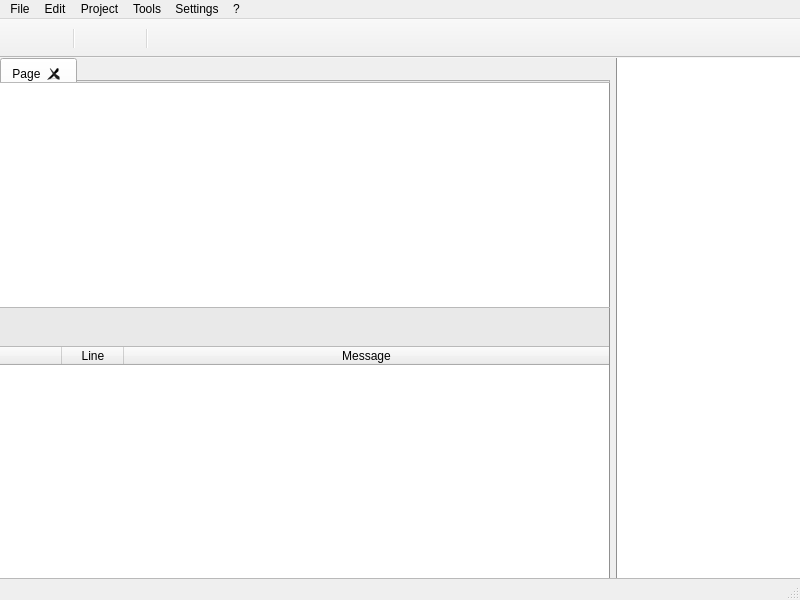
Qt form resources/UI/MainWindow.ui (pokedude9/AwesomeScriptEditor) before a commit.
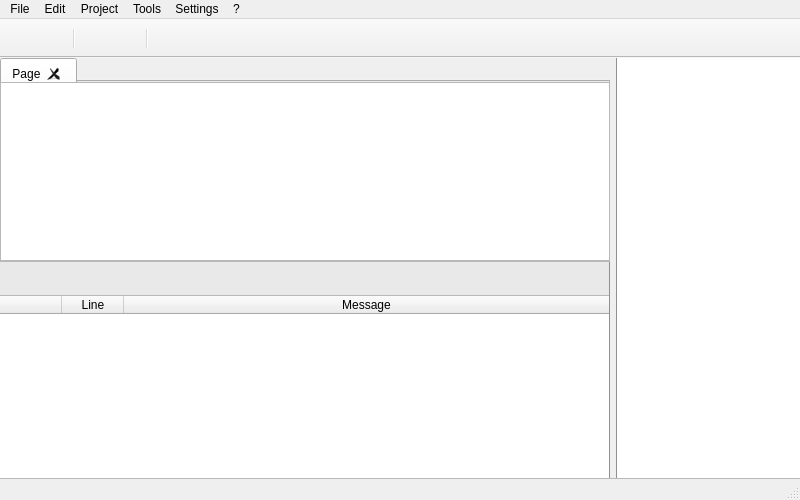
The same form after that commit. Icons and pictures are not drawn. Custom widgets are drawn as their Qt base class.

```diff
--- a/resources/UI/MainWindow.ui
+++ b/resources/UI/MainWindow.ui
@@ -7,13 +7,13 @@
     <x>0</x>
     <y>0</y>
     <width>800</width>
-    <height>600</height>
+    <height>500</height>
    </rect>
   </property>
   <property name="minimumSize">
    <size>
     <width>800</width>
-    <height>600</height>
+    <height>500</height>
    </size>
   </property>
   <property name="windowTitle">
@@ -95,7 +95,7 @@
       </widget>
      </widget>
     </item>
-    <item row="0" column="1" rowspan="2">
+    <item row="0" column="1" rowspan="4">
      <widget class="QTreeWidget" name="treeWidget">
       <property name="sizePolicy">
        <sizepolicy hsizetype="Fixed" vsizetype="Expanding">
@@ -155,20 +155,6 @@
          <height>150</height>
         </size>
        </property>
-       <property name="styleSheet">
-        <string notr="true">QPlainTextEdit#plainTextEdit
-{
-	border-top: 1px solid #B9B9B9;
-	border-right: 1px solid #909090;
-	border-left: none;
-	border-bottom: none;
-}
-
-QPlainTextEdit#plainTextEdit
-{
-	background-color: #FFFFFF;
-}</string>
-       </property>
        <property name="lineWrapMode">
         <enum>QPlainTextEdit::NoWrap</enum>
        </property>
```
Left out of the diff: 6 changed lines with no effect on the pictures.
